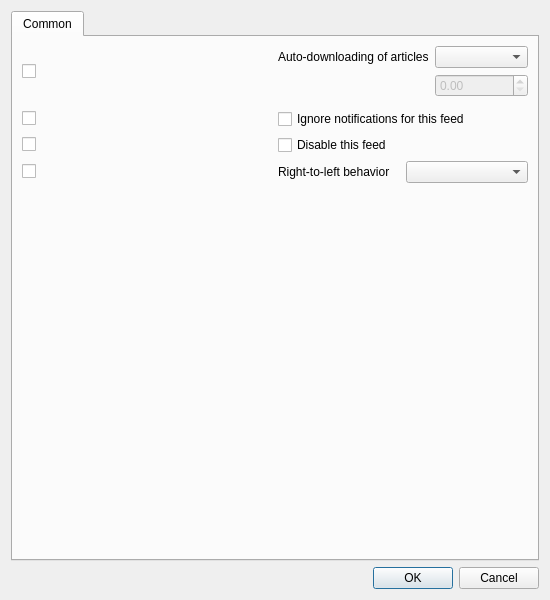
Qt form src/librssguard/services/abstract/gui/formfeeddetails.ui (martinrotter/rssguard) before a commit.
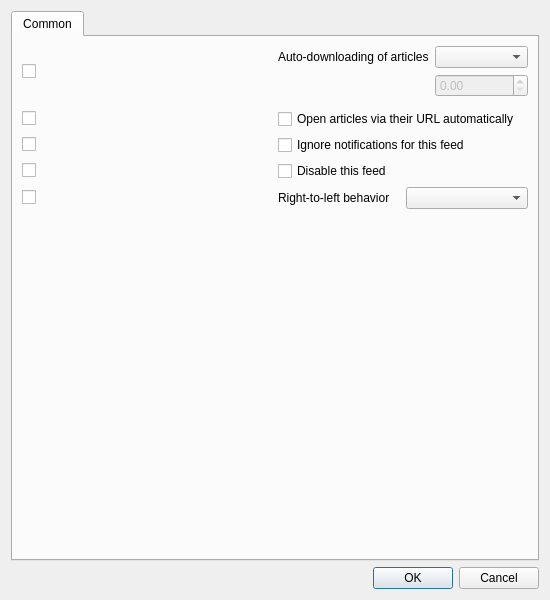
The same form after that commit. Custom widgets are drawn as their Qt base class.

Commit message: reintroduce the option to open articles directly with per-feed setting, beucase now our article-viewers support loading URLs again

```diff
--- a/src/librssguard/services/abstract/gui/formfeeddetails.ui
+++ b/src/librssguard/services/abstract/gui/formfeeddetails.ui
@@ -76,6 +76,20 @@
        <item>
         <widget class="ArticleAmountControl" name="m_wdgArticleLimiting" native="true"/>
        </item>
+       <item>
+        <layout class="QHBoxLayout" name="horizontalLayout_4">
+         <item>
+          <widget class="MultiFeedEditCheckBox" name="m_mcbOpenArticlesAutomatically"/>
+         </item>
+         <item>
+          <widget class="QCheckBox" name="m_cbOpenArticlesAutomatically">
+           <property name="text">
+            <string>Open articles via their URL automatically</string>
+           </property>
+          </widget>
+         </item>
+        </layout>
+       </item>
        <item>
         <layout class="QHBoxLayout" name="horizontalLayout_5">
          <item>
```
Left out of the diff: 5 changed lines with no effect on the pictures. The commit also changes 10 other files.
